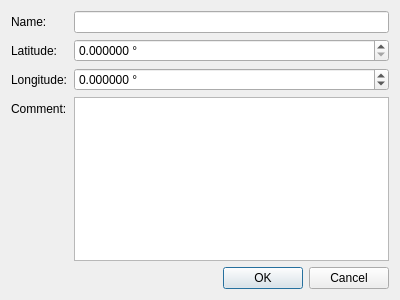
Above: dialogs/placedialog.ui from caybro/pedikree before the change. Below: the same form after it.
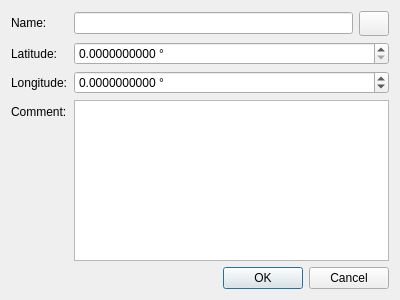
That is the form after the change. Icons and pictures are not drawn.

Commit message: add an OsmGeoCoder class to help with entering the place name and coords

The edit to the form file:
```diff
--- a/dialogs/placedialog.ui
+++ b/dialogs/placedialog.ui
@@ -13,12 +13,7 @@
   <property name="windowTitle">
    <string>Dialog</string>
   </property>
-  <layout class="QVBoxLayout" name="verticalLayout">
-   <item>
     <layout class="QFormLayout" name="formLayout">
-     <property name="fieldGrowthPolicy">
-      <enum>QFormLayout::AllNonFixedFieldsGrow</enum>
-     </property>
      <item row="0" column="0">
       <widget class="QLabel" name="nameLabel">
        <property name="text">
@@ -30,7 +25,39 @@
       </widget>
      </item>
      <item row="0" column="1">
-      <widget class="QLineEdit" name="leName"/>
+    <layout class="QHBoxLayout" name="horizontalLayout">
+     <item>
+      <widget class="QLineEdit" name="leName">
+       <property name="clearButtonEnabled">
+        <bool>true</bool>
+       </property>
+      </widget>
+     </item>
+     <item>
+      <widget class="QPushButton" name="btnGeoCode">
+       <property name="minimumSize">
+        <size>
+         <width>25</width>
+         <height>25</height>
+        </size>
+       </property>
+       <property name="maximumSize">
+        <size>
+         <width>30</width>
+         <height>25</height>
+        </size>
+       </property>
+       <property name="toolTip">
+        <string>Get suggestions and coordinates from OpenStreetMsap</string>
+       </property>
+       <property name="icon">
+        <iconset theme="ktip">
+         <normaloff/>
+        </iconset>
+       </property>
+      </widget>
+     </item>
+    </layout>
      </item>
      <item row="1" column="0">
       <widget class="QLabel" name="latitudeLabel">
@@ -54,7 +81,7 @@
         <string> °</string>
        </property>
        <property name="decimals">
-        <number>6</number>
+      <number>10</number>
        </property>
        <property name="maximum">
         <double>90.000000000000000</double>
@@ -71,6 +98,22 @@
        </property>
       </widget>
      </item>
+   <item row="2" column="1">
+    <widget class="QDoubleSpinBox" name="sbLon">
+     <property name="suffix">
+      <string> °</string>
+     </property>
+     <property name="decimals">
+      <number>10</number>
+     </property>
+     <property name="minimum">
+      <double>-180.000000000000000</double>
+     </property>
+     <property name="maximum">
+      <double>180.000000000000000</double>
+     </property>
+    </widget>
+   </item>
      <item row="3" column="0">
       <widget class="QLabel" name="commentLabel">
        <property name="text">
@@ -84,25 +127,7 @@
      <item row="3" column="1">
       <widget class="QPlainTextEdit" name="teComment"/>
      </item>
-     <item row="2" column="1">
-      <widget class="QDoubleSpinBox" name="sbLon">
-       <property name="suffix">
-        <string> °</string>
-       </property>
-       <property name="decimals">
-        <number>6</number>
-       </property>
-       <property name="minimum">
-        <double>-180.000000000000000</double>
-       </property>
-       <property name="maximum">
-        <double>180.000000000000000</double>
-       </property>
-      </widget>
-     </item>
-    </layout>
-   </item>
-   <item>
+   <item row="4" column="0" colspan="2">
     <widget class="QDialogButtonBox" name="buttonBox">
      <property name="orientation">
       <enum>Qt::Horizontal</enum>
```
Left out of the diff: 1 changed line with no effect on the pictures. Lines whose indentation alone changed are shown as unchanged. The commit also changes 7 other files.
